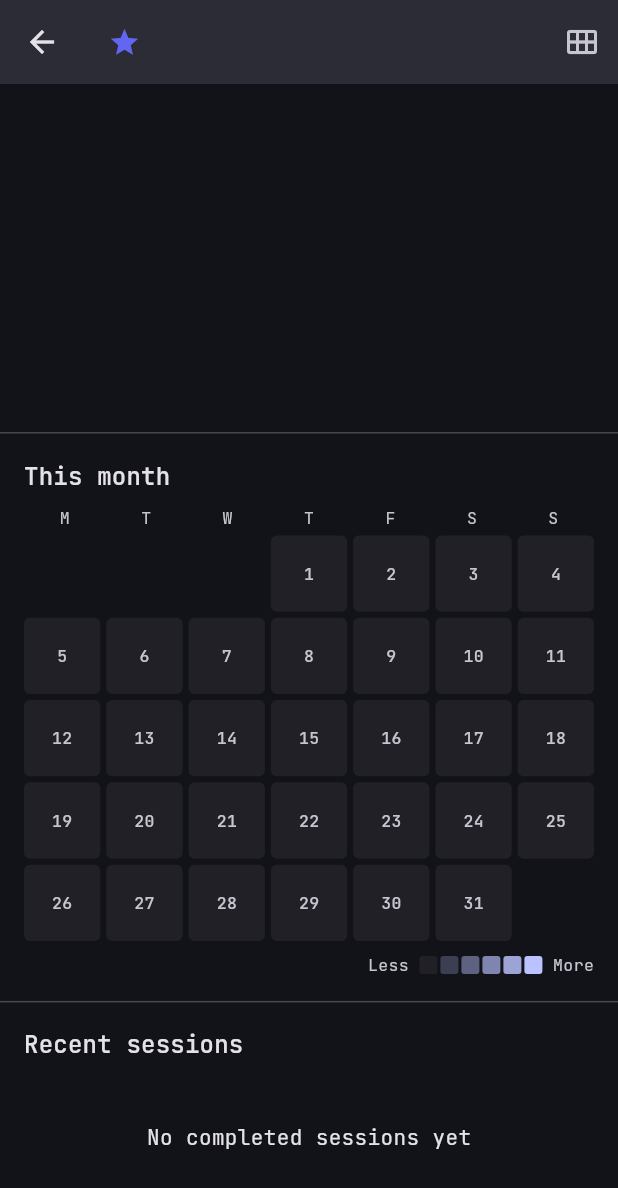
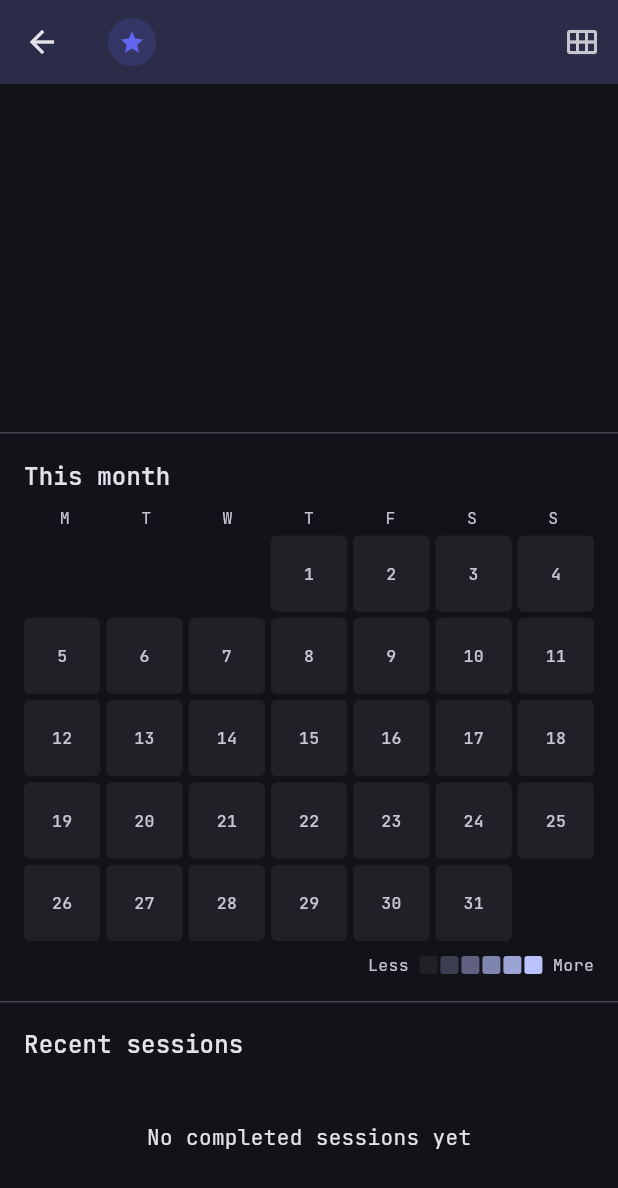
Before and after one commit to Shiftrix/tracked, a Flutter app: the ActivityDetailScreen screen opened directly with empty values, scrolled down 536 dp, on a phone screen of 412 x 824 dp. Shown: the top 1188 px of the screen. Run offline on Flutter 3.47's test engine with Material 3 defaults, Android fonts, the phone set to English and light mode, and no system bars; our stand-ins replace flutter_local_notifications, sqflite, sqflite_common_ffi; accounts and stored records are empty.

Commit message:
Added small icon animation when opening activity.

```diff
--- a/lib/screens/activity_detail.dart
+++ b/lib/screens/activity_detail.dart
@@ -139,14 +139,29 @@ class _ActivityDetailScreenState extends State<ActivityDetailScreen> {
 
     return Scaffold(
       appBar: AppBar(
+        backgroundColor: ActivityAppearance.color(widget.activity.colorIndex)
+            .withValues(alpha: 0.15),
         title: Row(
           children: [
-            Icon(
-              ActivityAppearance.icon(widget.activity.iconIndex),
-              color: ActivityAppearance.color(widget.activity.colorIndex),
-              size: 22,
+            Hero(
+              tag: 'activity-icon-${widget.activity.id}',
+              child: Container(
+                width: 32,
+                height: 32,
+                decoration: BoxDecoration(
+                  color: ActivityAppearance.color(widget.activity.colorIndex)
+                      .withValues(alpha: 0.18),
+                  shape: BoxShape.circle,
+                ),
+                alignment: Alignment.center,
+                child: Icon(
+                  ActivityAppearance.icon(widget.activity.iconIndex),
+                  color: ActivityAppearance.color(widget.activity.colorIndex),
+                  size: 18,
+                ),
+              ),
             ),
-            const SizedBox(width: 8),
+            const SizedBox(width: 12),
             Text(widget.activity.name),
           ],
         ),
--- a/lib/screens/activity_list.dart
+++ b/lib/screens/activity_list.dart
@@ -249,7 +249,9 @@ class _ActivityListScreenState extends State<ActivityListScreen> {
                           children: [
                             // Colored circle placeholder. In the next step
                             // we'll replace this with a per-activity icon.
-                            Container(
+                            Hero(
+                              tag: 'activity-icon-${a.id}',
+                              child: Container(
                                 width: 48,
                                 height: 48,
                                 decoration: BoxDecoration(
@@ -268,6 +270,7 @@ class _ActivityListScreenState extends State<ActivityListScreen> {
                                       ? Colors.green
                                       : ActivityAppearance.color(a.colorIndex),
                                   size: 26,
+                                ),
                               ),
                             ),
                             const SizedBox(width: 16),
```
Lines whose indentation alone changed are shown as unchanged.
